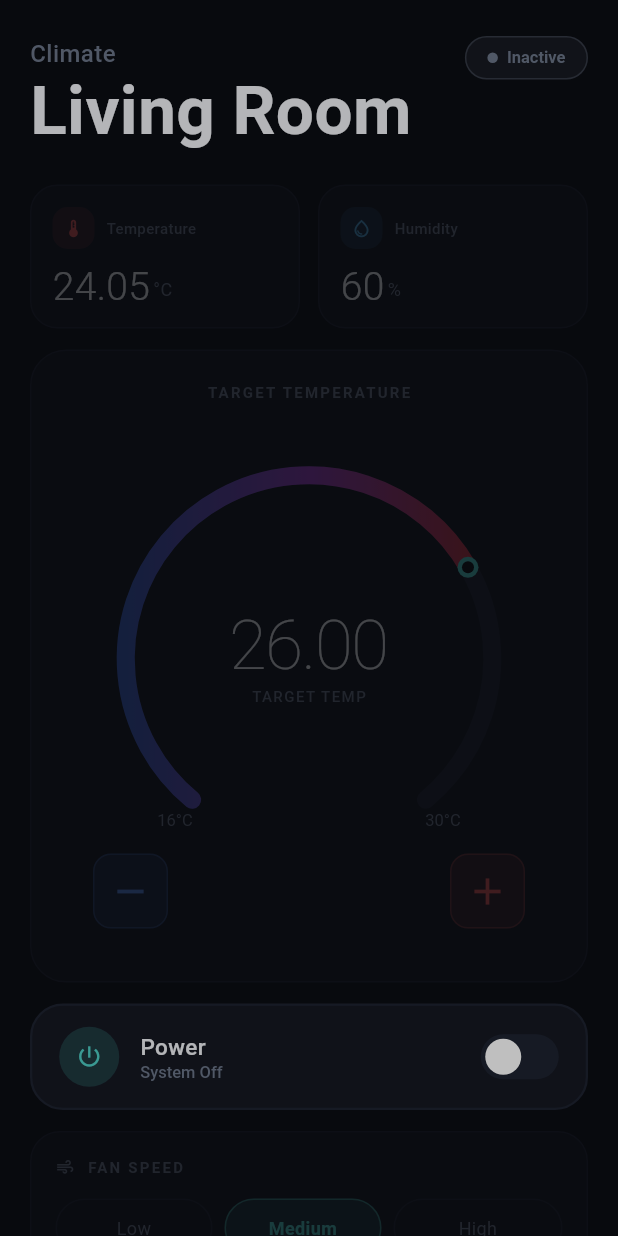
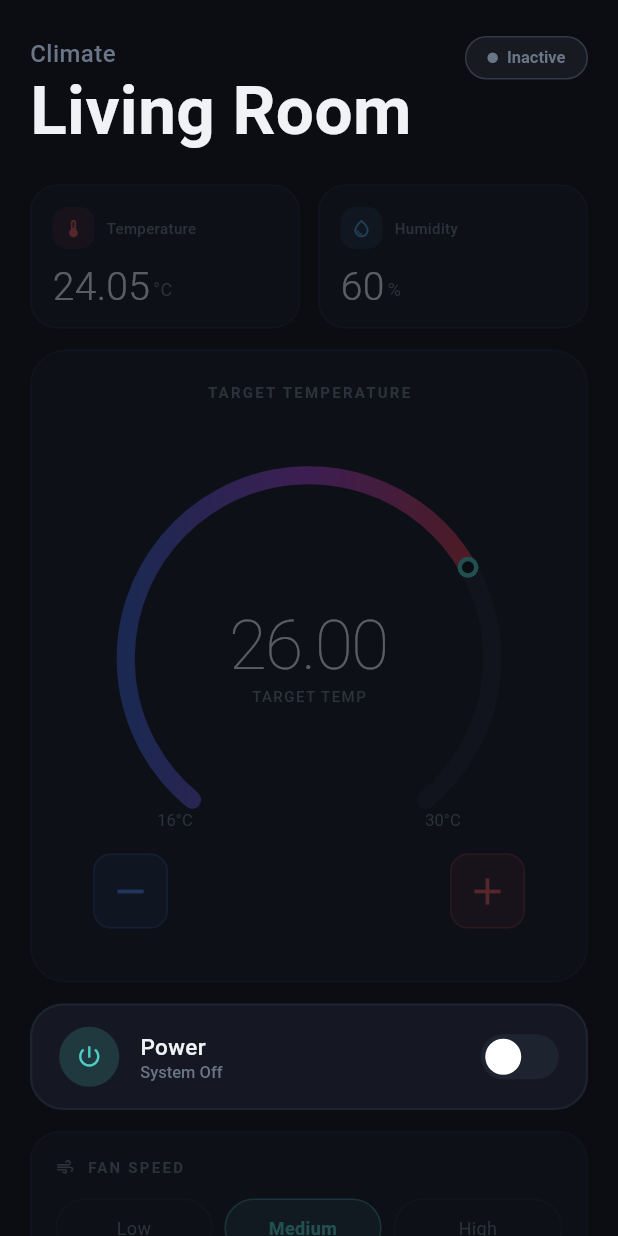
Before and after one commit to Filx2001/vora-climate-ui, a Flutter app: the screen it shows after launch, after a tap on "Active", on a phone screen of 412 x 824 dp. Run offline on Flutter 3.47's test engine with Material 3 defaults, Android fonts, the phone set to English and light mode, and no system bars; Roboto replaces fonts that are missing (SF Pro Display).

Commit message:
add README AND app_colors AND climate_screen

```diff
--- a/lib/constants/app_colors.dart
+++ b/lib/constants/app_colors.dart
@@ -12,4 +12,10 @@ class AppColors {
   static const textPrimary = Color(0xFFF0F2F5);
 
   static const textSecondary = Color(0xFF6B7588);
+
+  static const danger = Color(0xFFE05555);
+
+  static const humidity = Color(0xFF4A9FD4);
+
+  static Color? get overlay => null;
 }
--- a/lib/screens/climate_screen.dart
+++ b/lib/screens/climate_screen.dart
@@ -47,7 +47,7 @@ class _ClimateScreenState extends State<ClimateScreen> {
   @override
   Widget build(BuildContext context) {
     return Scaffold(
-      backgroundColor: const Color(0xFF0B0D13),
+      backgroundColor: AppColors.background,
       body: SafeArea(
         child: Stack(
           children: [
@@ -131,7 +131,7 @@ class _ClimateScreenState extends State<ClimateScreen> {
               Positioned.fill(
                 child: IgnorePointer(
                   child: Container(
-                    color: Colors.black.withOpacity(0.25),
+                    color: AppColors.overlay,
                   ),
                 ),
               ),
@@ -147,8 +147,8 @@ class _ClimateScreenState extends State<ClimateScreen> {
         Expanded(
           child: StatCard(
             icon: Icons.thermostat_outlined,
-            iconColor: const Color(0xFFE05555),
-            iconBg: const Color(0xFFE05555).withOpacity(0.15),
+            iconColor: AppColors.danger,
+            iconBg: AppColors.danger.withOpacity(0.15),
             label: 'Temperature',
             value: '24.05',
             unit: '°C',
@@ -158,8 +158,8 @@ class _ClimateScreenState extends State<ClimateScreen> {
         Expanded(
           child: StatCard(
             icon: Icons.water_drop_outlined,
-            iconColor: const Color(0xFF4A9FD4),
-            iconBg: const Color(0xFF4A9FD4).withOpacity(0.15),
+            iconColor: AppColors.humidity,
+            iconBg: AppColors.humidity.withOpacity(0.15),
             label: 'Humidity',
             value: '60',
             unit: '%',
```
